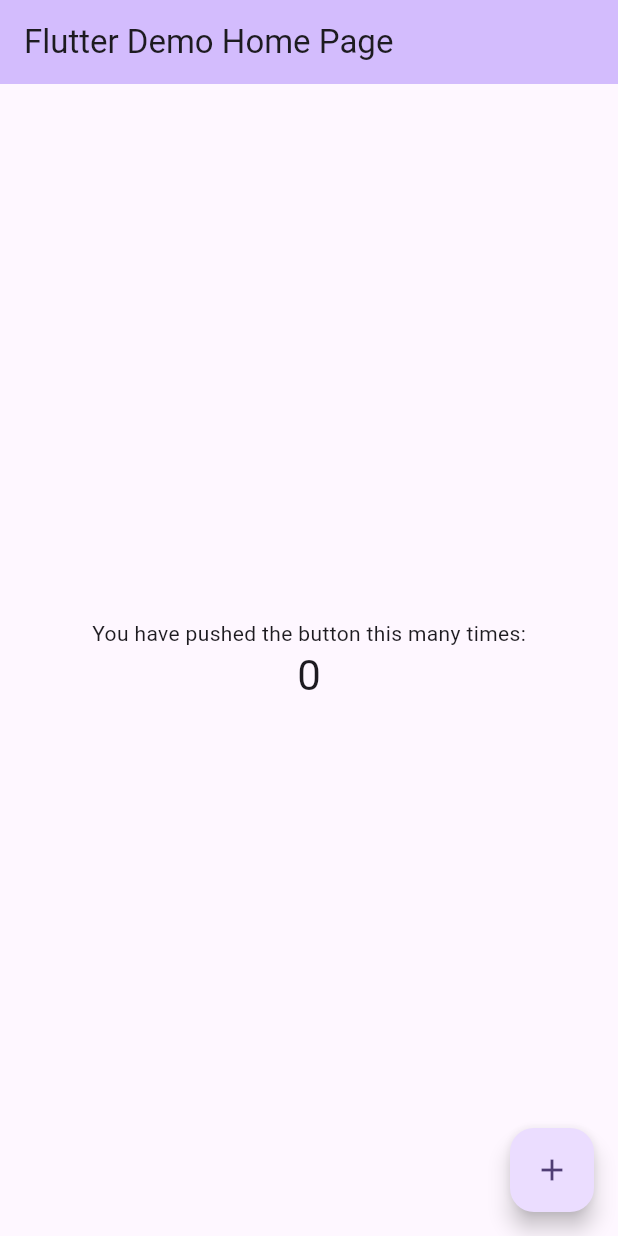
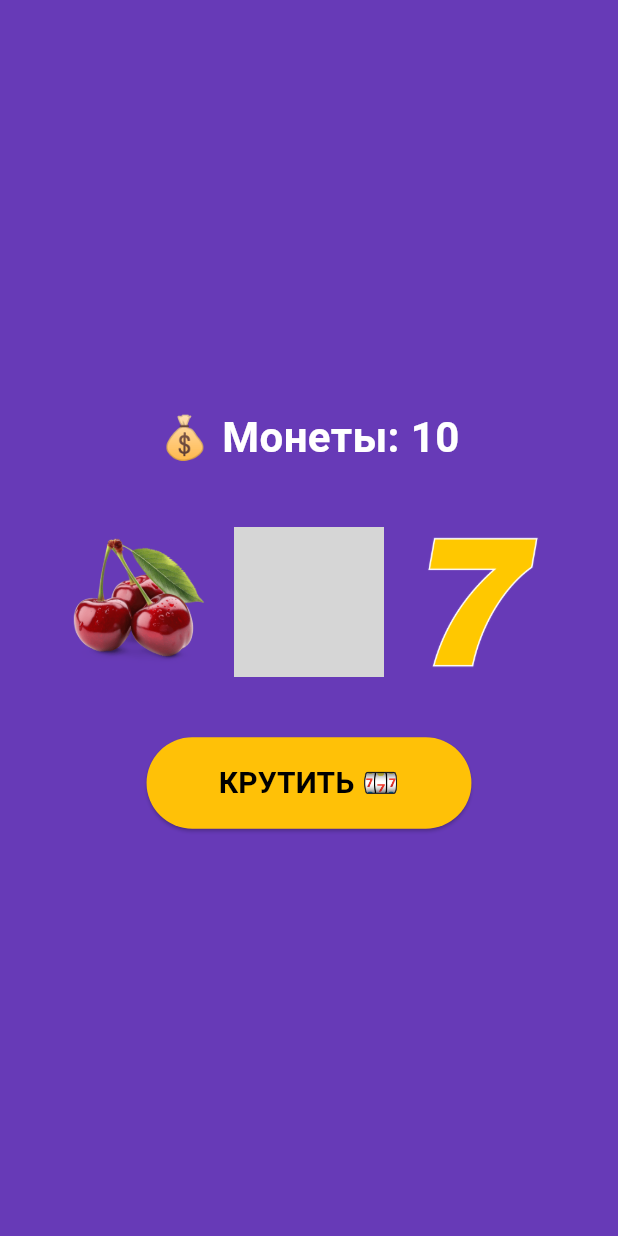
Before and after one commit to dplesko2007/flutter_lab6, a Flutter app: the screen it shows after launch, on a phone screen of 412 x 824 dp. Run offline on Flutter 3.47's test engine with Material 3 defaults, Android fonts, the light colour scheme and no system bars; grey boxes are pictures that could not be loaded.

Commit message:
Add SlotMachine with StatefulWidget, random symbols and coin counter

```diff
--- a/lib/main.dart
+++ b/lib/main.dart
@@ -1,122 +1,14 @@
 import 'package:flutter/material.dart';
+import 'package:slot_machine/slot_machine.dart';
 
 void main() {
-  runApp(const MyApp());
+  runApp(
+    MaterialApp(
+      debugShowCheckedModeBanner: false,
+      home: Scaffold(
+        backgroundColor: Colors.deepPurple,
+        body: SlotMachine(),
+      ),
+    ),
+  );
 }
-
-class MyApp extends StatelessWidget {
-  const MyApp({super.key});
-
-  // This widget is the root of your application.
-  @override
-  Widget build(BuildContext context) {
-    return MaterialApp(
-      title: 'Flutter Demo',
-      theme: ThemeData(
-        // This is the theme of your application.
-        //
-        // TRY THIS: Try running your application with "flutter run". You'll see
-        // the application has a purple toolbar. Then, without quitting the app,
-        // try changing the seedColor in the colorScheme below to Colors.green
-        // and then invoke "hot reload" (save your changes or press the "hot
-        // reload" button in a Flutter-supported IDE, or press "r" if you used
-        // the command line to start the app).
-        //
-        // Notice that the counter didn't reset back to zero; the application
-        // state is not lost during the reload. To reset the state, use hot
-        // restart instead.
-        //
-        // This works for code too, not just values: Most code changes can be
-        // tested with just a hot reload.
-        colorScheme: .fromSeed(seedColor: Colors.deepPurple),
-      ),
-      home: const MyHomePage(title: 'Flutter Demo Home Page'),
-    );
-  }
-}
-
-class MyHomePage extends StatefulWidget {
-  const MyHomePage({super.key, required this.title});
-
-  // This widget is the home page of your application. It is stateful, meaning
-  // that it has a State object (defined below) that contains fields that affect
-  // how it looks.
-
-  // This class is the configuration for the state. It holds the values (in this
-  // case the title) provided by the parent (in this case the App widget) and
-  // used by the build method of the State. Fields in a Widget subclass are
-  // always marked "final".
-
-  final String title;
-
-  @override
-  State<MyHomePage> createState() => _MyHomePageState();
-}
-
-class _MyHomePageState extends State<MyHomePage> {
-  int _counter = 0;
-
-  void _incrementCounter() {
-    setState(() {
-      // This call to setState tells the Flutter framework that something has
-      // changed in this State, which causes it to rerun the build method below
-      // so that the display can reflect the updated values. If we changed
-      // _counter without calling setState(), then the build method would not be
-      // called again, and so nothing would appear to happen.
-      _counter++;
-    });
-  }
-
-  @override
-  Widget build(BuildContext context) {
-    // This method is rerun every time setState is called, for instance as done
-    // by the _incrementCounter method above.
-    //
-    // The Flutter framework has been optimized to make rerunning build methods
-    // fast, so that you can just rebuild anything that needs updating rather
-    // than having to individually change instances of widgets.
-    return Scaffold(
-      appBar: AppBar(
-        // TRY THIS: Try changing the color here to a specific color (to
-        // Colors.amber, perhaps?) and trigger a hot reload to see the AppBar
-        // change color while the other colors stay the same.
-        backgroundColor: Theme.of(context).colorScheme.inversePrimary,
-        // Here we take the value from the MyHomePage object that was created by
-        // the App.build method, and use it to set our appbar title.
-        title: Text(widget.title),
-      ),
-      body: Center(
-        // Center is a layout widget. It takes a single child and positions it
-        // in the middle of the parent.
-        child: Column(
-          // Column is also a layout widget. It takes a list of children and
-          // arranges them vertically. By default, it sizes itself to fit its
-          // children horizontally, and tries to be as tall as its parent.
-          //
-          // Column has various properties to control how it sizes itself and
-          // how it positions its children. Here we use mainAxisAlignment to
-          // center the children vertically; the main axis here is the vertical
-          // axis because Columns are vertical (the cross axis would be
-          // horizontal).
-          //
-          // TRY THIS: Invoke "debug painting" (choose the "Toggle Debug Paint"
-          // action in the IDE, or press "p" in the console), to see the
-          // wireframe for each widget.
-          mainAxisAlignment: .center,
-          children: [
-            const Text('You have pushed the button this many times:'),
-            Text(
-              '$_counter',
-              style: Theme.of(context).textTheme.headlineMedium,
-            ),
-          ],
-        ),
-      ),
-      floatingActionButton: FloatingActionButton(
-        onPressed: _incrementCounter,
-        tooltip: 'Increment',
-        child: const Icon(Icons.add),
-      ),
-    );
-  }
-}
--- /dev/null
+++ b/lib/slot_machine.dart
@@ -0,0 +1,86 @@
+import 'package:flutter/material.dart';
+import 'dart:math';
+
+class SlotMachine extends StatefulWidget {
+  const SlotMachine({super.key});
+
+  @override
+  State<SlotMachine> createState() => _SlotMachineState();
+}
+
+class _SlotMachineState extends State<SlotMachine> {
+  final _random = Random();
+  final _symbols = [
+    'assets/images/cherry.png',
+    'assets/images/lemon.png',
+    'assets/images/seven.png',
+  ];
+  var _coins = 10;
+  var _slot1 = 'assets/images/cherry.png';
+  var _slot2 = 'assets/images/lemon.png';
+  var _slot3 = 'assets/images/seven.png';
+  var _message = '';
+
+  void _spin() {
+    setState((){
+      _slot1 = _symbols[_random.nextInt(_symbols.length)];
+      _slot2 = _symbols[_random.nextInt(_symbols.length)];
+      _slot3 = _symbols[_random.nextInt(_symbols.length)];
+
+      if (_slot1 == _slot2 && _slot2 == _slot3) {
+        _coins += 3;
+        _message = 'Победа! 🎊 +3 монеты';
+      } else {
+        _coins -= 1;
+        _message = 'Попробуй еще раз 😔 -1 монета';
+      }
+    });
+  }
+
+  @override
+  Widget build(BuildContext context) {
+    return Column(
+      mainAxisAlignment: MainAxisAlignment.center,
+      children: [
+        Text(
+          '💰 Монеты: $_coins',
+          style: TextStyle(
+            fontSize: 28,
+            color: Colors.white,
+            fontWeight: FontWeight.bold,
+          ),
+        ),
+        SizedBox(height: 40),
+        Row(
+          mainAxisAlignment: MainAxisAlignment.center,
+          children: [
+            Image.asset(_slot1, width: 100, height: 100),
+            SizedBox(width: 16),
+            Image.asset(_slot2, width: 100, height: 100),
+            SizedBox(width: 16),
+            Image.asset(_slot3, width: 100, height: 100),
+          ],
+        ),
+        SizedBox(height: 40),
+        ElevatedButton(
+          onPressed: _spin,
+          style: ElevatedButton.styleFrom(
+            backgroundColor: Colors.amber,
+            padding: EdgeInsets.symmetric(
+              horizontal: 48,
+              vertical: 16,
+            ),
+          ),
+          child: Text(
+            'КРУТИТЬ 🎰',
+            style: TextStyle(
+              fontSize: 20,
+              fontWeight: FontWeight.bold,
+              color: Colors.black,
+            ),
+          ),
+        ),
+      ],
+    );
+  }
+}
```
Also changed, not shown: assets/images/cherry.png (renamed from img/cherry.png), assets/images/seven.png (renamed from img/seven.png), img/step2_PleskoD.png (added), img/step3_PleskoD.png (added), 1 other file.
